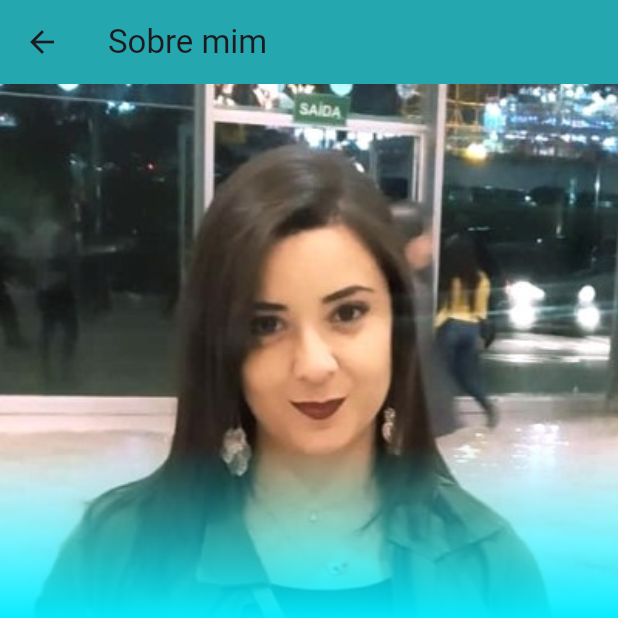
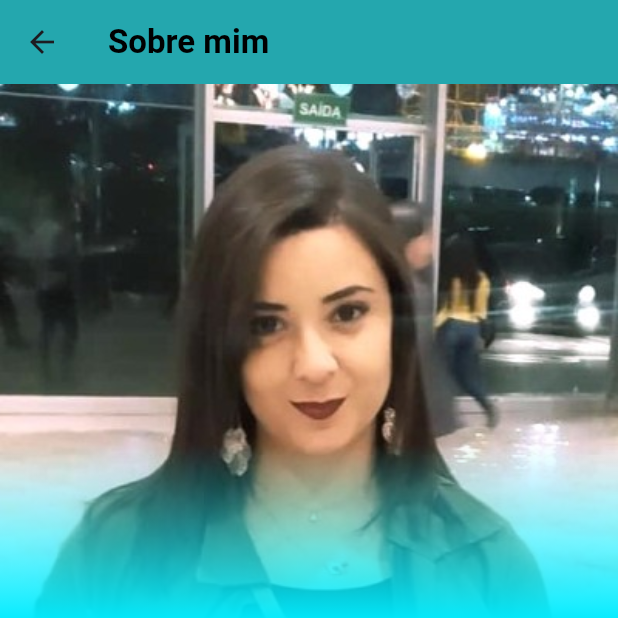
Before and after one commit to SabrinaVailante/sabrina_portifolio_app, a Flutter app: the AboutMeView screen opened directly, on a phone screen of 412 x 824 dp, the top half of it. Run offline on Flutter 3.47's test engine with Material 3 defaults, Android fonts, the phone set to English and light mode, and no system bars; our stand-ins replace flutter_markdown, lottie; Roboto replaces fonts that are missing (RobotoMono-Regular).

```diff
--- a/lib/sabrina_portifolio_app/feature/profile/view/about_me_view.dart
+++ b/lib/sabrina_portifolio_app/feature/profile/view/about_me_view.dart
@@ -12,7 +12,7 @@ class AboutMeView extends StatelessWidget {
       backgroundColor: const Color.fromRGBO(0, 0, 0, 1.0),
       appBar: AppBar(
         backgroundColor: Color.fromRGBO(36, 167, 174, 1.0),
-        title: Text('Sobre mim'),
+        title: Text('Sobre mim', style: TextStyle(color: Color.fromRGBO(0, 0, 0, 1.0), fontWeight: FontWeight.bold),),
       ),
       body: Column(
         children: [
```
